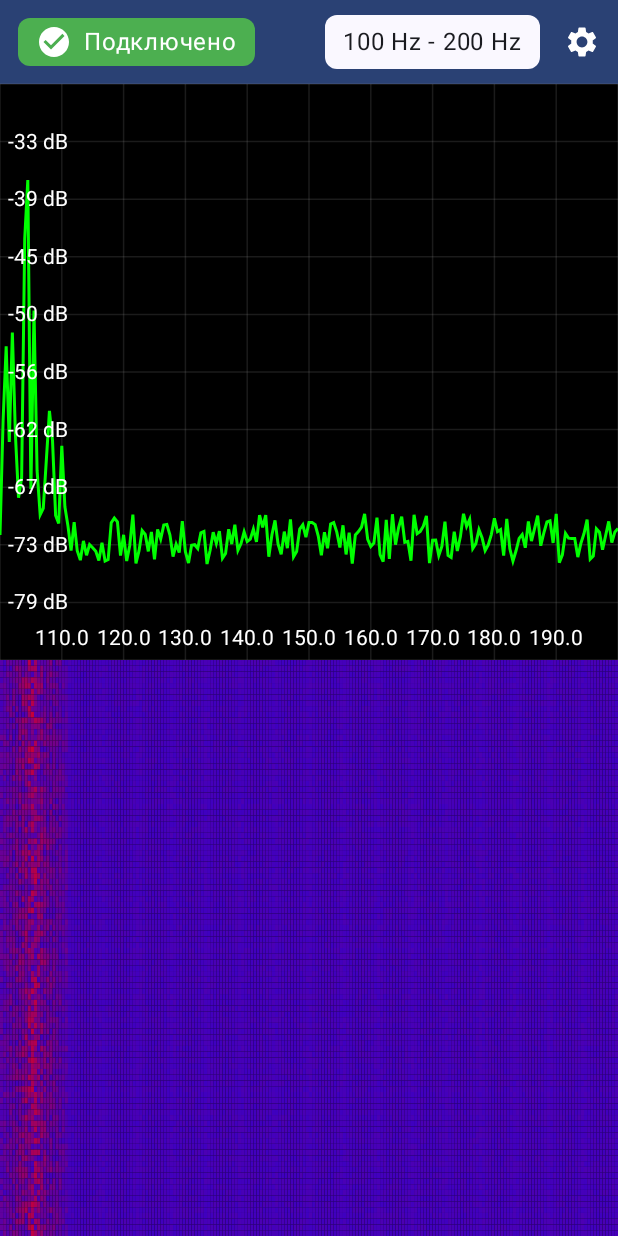
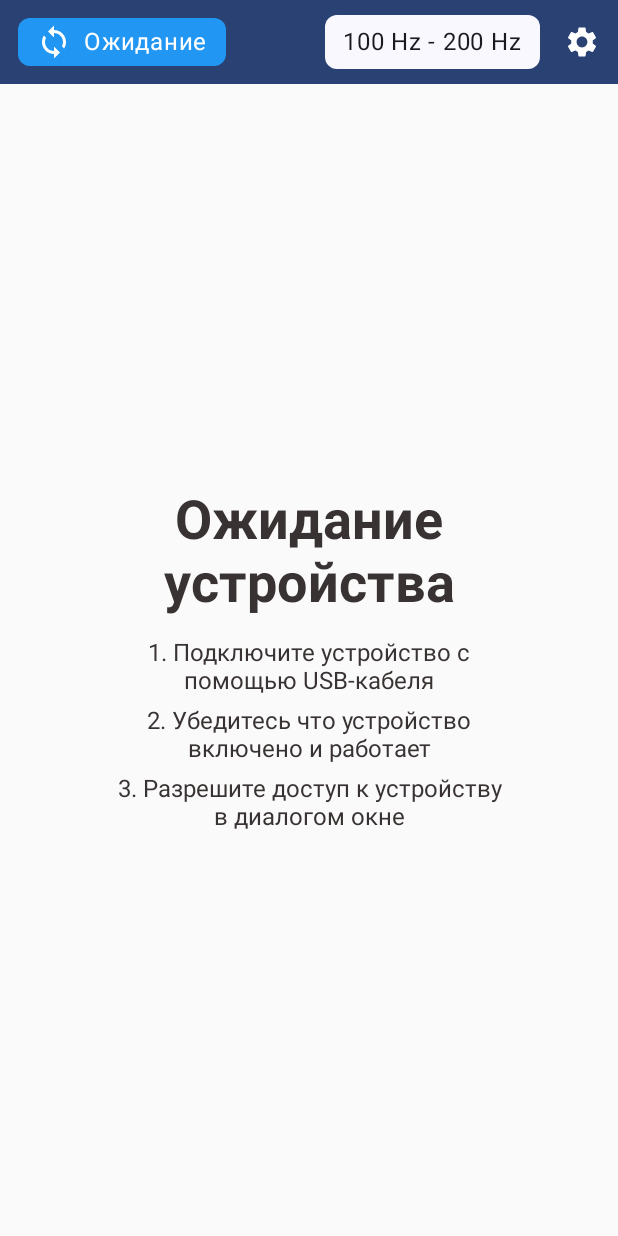
Before and after one commit to alien-agent/sdr-analyzer, an Android app built with Jetpack Compose: the screen it shows after launch (MainActivity), on a phone screen of 412 x 824 dp. Run offline under Robolectric (Android 15) with nearby library versions, the phone set to English and light mode, and no system bars.

Commit message:
- Базовый функционал подключения к устройству - Экран ожидания подключения - Отображение реальных статусов

```diff
--- a/app/src/main/java/com/example/sdr_analyzer/MainActivity.kt
+++ b/app/src/main/java/com/example/sdr_analyzer/MainActivity.kt
@@ -3,23 +3,20 @@ package com.example.sdr_analyzer
 import android.os.Bundle
 import androidx.activity.ComponentActivity
 import androidx.activity.compose.setContent
-import androidx.compose.foundation.layout.fillMaxSize
-import androidx.compose.material3.*
-import androidx.compose.ui.Modifier
+import com.example.sdr_analyzer.manager.DeviceManager
 import com.example.sdr_analyzer.ui.screens.MainScreen
 import com.example.sdr_analyzer.ui.theme.SdranalyzerTheme
 
 class MainActivity : ComponentActivity() {
+    private lateinit var deviceManager: DeviceManager
+
     override fun onCreate(savedInstanceState: Bundle?) {
         super.onCreate(savedInstanceState)
+        val deviceManager = DeviceManager(applicationContext)
+
         setContent {
             SdranalyzerTheme {
-                Surface(
-                    modifier = Modifier.fillMaxSize(),
-                    color = MaterialTheme.colorScheme.background
-                ) {
-                    MainScreen()
-                }
+                MainScreen(deviceManager = deviceManager)
             }
         }
     }
--- /dev/null
+++ b/app/src/main/java/com/example/sdr_analyzer/manager/DeviceManager.kt
@@ -0,0 +1,102 @@
+package com.example.sdr_analyzer.manager
+
+import android.app.PendingIntent
+import android.content.BroadcastReceiver
+import android.content.Context
+import android.content.Intent
+import android.hardware.usb.UsbDevice
+import android.hardware.usb.UsbDeviceConnection
+import android.hardware.usb.UsbManager
+import android.util.Log
+import androidx.compose.runtime.getValue
+import androidx.compose.runtime.mutableStateOf
+import androidx.compose.runtime.setValue
+import com.example.sdr_analyzer.devices.ArinstSSA
+import com.example.sdr_analyzer.devices.IDevice
+import kotlinx.coroutines.*
+
+const val LOGGER_TAG = "DeviceManager"
+const val ACTION_USB_PERMISSION = "com.example.sdr_analyzer.USB_PERMISSION"
+
+enum class ConnectionState {
+    Waiting,
+    Connecting,
+    Failed,
+    Connected,
+}
+
+class DeviceManager(private val context: Context) {
+    private var usbManager: UsbManager = context.getSystemService(Context.USB_SERVICE) as UsbManager
+    var connectionStatus by mutableStateOf(ConnectionState.Waiting)
+        private set
+    var connectedDevice: IDevice? = null
+        private set
+    val isConnected: Boolean
+        get() = connectedDevice != null
+
+    private val scope = CoroutineScope(Dispatchers.IO + SupervisorJob())
+    private val usbReceiver = object : BroadcastReceiver() {
+        override fun onReceive(context: Context, intent: Intent) {
+            val action = intent.action
+            if (ACTION_USB_PERMISSION == action) {
+                synchronized(this) {
+                    val device = intent.getParcelableExtra<UsbDevice>(UsbManager.EXTRA_DEVICE)
+                    if (intent.getBooleanExtra(UsbManager.EXTRA_PERMISSION_GRANTED, false)) {
+                        device?.let {
+                            Log.d(LOGGER_TAG, "Permission granted for device ${device.deviceName}")
+                            detectAndConnect()
+                        }
+                    } else {
+                        Log.d(LOGGER_TAG, "Permission denied for device ${device?.deviceName}")
+                        connectionStatus = ConnectionState.Failed
+                    }
+                }
+            }
+        }
+    }
+
+    init {
+        scope.launch {
+            while (true) {
+                if (!isConnected) {
+                    detectAndConnect()
+                }
+                delay(3000)
+            }
+        }
+    }
+
+    private fun detectAndConnect() {
+        val device = usbManager.deviceList?.values?.firstOrNull() ?: return
+
+        if (!usbManager.hasPermission(device)) {
+            Log.d(LOGGER_TAG, "Permission missing, requesting...")
+            usbManager.requestPermission(
+                device, PendingIntent.getBroadcast(
+                    context, 0, Intent(ACTION_USB_PERMISSION), PendingIntent.FLAG_IMMUTABLE
+                )
+            )
+            connectionStatus = ConnectionState.Connecting
+            return
+        }
+
+        val connection: UsbDeviceConnection
+        connectionStatus = ConnectionState.Connecting
+        try {
+            connection = usbManager.openDevice(device)
+        } catch (_: Exception) {
+            connectionStatus = ConnectionState.Failed
+            return
+        }
+
+        if (device.vendorId == 1155 && device.deviceId == 1002) {
+            connectedDevice = ArinstSSA(connection)
+        } else {
+            Log.d(LOGGER_TAG, "Unsupported device (${device.vendorId},${device.deviceId})")
+            connectionStatus = ConnectionState.Failed
+            return
+        }
+
+        connectionStatus = ConnectionState.Connected
+    }
+}
--- a/app/src/main/java/com/example/sdr_analyzer/ui/components/ConnectionStatus.kt
+++ b/app/src/main/java/com/example/sdr_analyzer/ui/components/ConnectionStatus.kt
@@ -18,13 +18,10 @@ import androidx.compose.ui.draw.alpha
 import androidx.compose.ui.graphics.Color
 import androidx.compose.ui.unit.dp
 import androidx.compose.ui.unit.sp
-
-enum class ConnectionState {
-    Connected, Disconnected, Connecting
-}
+import com.example.sdr_analyzer.manager.ConnectionState
 
 @Composable
-fun ConnectionStatus(state: ConnectionState, modifier: Modifier = Modifier) {
+fun ConnectionStatus(state: ConnectionState, deviceName: String?, modifier: Modifier = Modifier) {
     val transition = rememberInfiniteTransition()
 
     val alpha by transition.animateFloat(
@@ -42,8 +39,9 @@ fun ConnectionStatus(state: ConnectionState, modifier: Modifier = Modifier) {
             .background(
                 color = when (state) {
                     ConnectionState.Connected -> Color(0xFF4CAF50)
-                    ConnectionState.Disconnected -> Color(0xFFF44336)
                     ConnectionState.Connecting -> Color(0xFFFFC107)
+                    ConnectionState.Waiting -> Color(0xFF2196F3)
+                    ConnectionState.Failed -> Color(0xFFF44336)
                 },
                 shape = MaterialTheme.shapes.small
             )
@@ -54,23 +52,21 @@ fun ConnectionStatus(state: ConnectionState, modifier: Modifier = Modifier) {
         Icon(
             imageVector = when (state) {
                 ConnectionState.Connected -> Icons.Filled.CheckCircle
-                ConnectionState.Disconnected -> Icons.Filled.Error
+                ConnectionState.Failed -> Icons.Filled.Error
                 ConnectionState.Connecting -> Icons.Filled.Sync
+                ConnectionState.Waiting -> Icons.Filled.Sync
             },
-            contentDescription = when (state) {
-                ConnectionState.Connected -> "Connected"
-                ConnectionState.Disconnected -> "Disconnected"
-                ConnectionState.Connecting -> "Connecting"
-            },
+            contentDescription = "Статус",
             tint = Color.White,
             modifier = if (state == ConnectionState.Connecting) Modifier.alpha(alpha) else Modifier
         )
         Spacer(modifier = Modifier.width(8.dp))
         Text(
             text = when (state) {
-                ConnectionState.Connected -> "Подключено"
-                ConnectionState.Disconnected -> "Отключено"
+                ConnectionState.Connected -> deviceName ?: "Подключено"
                 ConnectionState.Connecting -> "Подключение"
+                ConnectionState.Waiting -> "Ожидание"
+                ConnectionState.Failed -> "Ошибка"
             },
             color = Color.White,
             fontSize = 16.sp
--- a/app/src/main/java/com/example/sdr_analyzer/ui/components/NavigationBar.kt
+++ b/app/src/main/java/com/example/sdr_analyzer/ui/components/NavigationBar.kt
@@ -16,12 +16,14 @@ import androidx.compose.ui.graphics.Color
 import androidx.compose.ui.unit.Dp
 import androidx.compose.ui.unit.dp
 import androidx.compose.ui.unit.sp
+import com.example.sdr_analyzer.manager.ConnectionState
 
 @Composable
 fun NavigationBar(
     modifier: Modifier = Modifier,
     onSettingsClick: () -> Unit,
     connectionState: ConnectionState,
+    deviceName: String?,
     startFrequency: Float,
     endFrequency: Float
 ) {
@@ -33,7 +35,7 @@ fun NavigationBar(
         verticalAlignment = Alignment.CenterVertically,
         horizontalArrangement = Arrangement.SpaceBetween
     ) {
-        ConnectionStatus(state = connectionState, modifier = Modifier.padding(start = 4.dp))
+        ConnectionStatus(state = connectionState, deviceName = deviceName, modifier = Modifier.padding(start = 4.dp))
 
         Spacer(modifier = Modifier.weight(1f))
 
--- a/app/src/main/java/com/example/sdr_analyzer/ui/components/SignalStrengthGraph.kt
+++ b/app/src/main/java/com/example/sdr_analyzer/ui/components/SignalStrengthGraph.kt
@@ -4,6 +4,7 @@ import android.util.Log
 import androidx.compose.foundation.Canvas
 import androidx.compose.foundation.background
 import androidx.compose.foundation.gestures.Orientation
+import androidx.compose.foundation.gestures.detectTransformGestures
 import androidx.compose.foundation.gestures.rememberScrollableState
 import androidx.compose.foundation.gestures.scrollable
 import androidx.compose.foundation.layout.fillMaxSize
@@ -16,6 +17,7 @@ import androidx.compose.ui.graphics.PaintingStyle
 import androidx.compose.ui.graphics.Path
 import androidx.compose.ui.graphics.drawscope.drawIntoCanvas
 import androidx.compose.ui.graphics.nativeCanvas
+import androidx.compose.ui.input.pointer.pointerInput
 import androidx.compose.ui.unit.dp
 import androidx.compose.ui.unit.sp
 import com.example.sdr_analyzer.data.model.SDRSettings
@@ -28,7 +30,7 @@ fun SignalStrengthGraph(
     modifier: Modifier = Modifier
 ) {
     val scrollState = rememberScrollableState { delta ->
-        settings.centerFrequency = settings.centerFrequency - delta / 100
+        settings.centerFrequency = settings.centerFrequency - delta / 25
         delta
     }
 
--- a/app/src/main/java/com/example/sdr_analyzer/ui/screens/MainScreen.kt
+++ b/app/src/main/java/com/example/sdr_analyzer/ui/screens/MainScreen.kt
@@ -1,19 +1,28 @@
 package com.example.sdr_analyzer.ui.screens
 
 import androidx.compose.foundation.layout.*
+import androidx.compose.material3.*
 import androidx.compose.runtime.*
+import androidx.compose.ui.Alignment
 import androidx.compose.ui.Modifier
+import androidx.compose.ui.graphics.Color
+import androidx.compose.ui.text.TextStyle
+import androidx.compose.ui.text.font.FontFamily
+import androidx.compose.ui.text.font.FontWeight
+import androidx.compose.ui.text.style.TextAlign
 import androidx.compose.ui.unit.dp
+import androidx.compose.ui.unit.sp
 import com.example.sdr_analyzer.data.model.SDRSettings
 import com.example.sdr_analyzer.data.model.SignalData
+import com.example.sdr_analyzer.manager.DeviceManager
 import com.example.sdr_analyzer.ui.components.*
 import kotlinx.coroutines.delay
 import kotlin.math.pow
 import kotlin.random.Random
 
 @Composable
-fun MainScreen() {
-    var connectionState by remember { mutableStateOf(ConnectionState.Connecting) }
+fun MainScreen(deviceManager: DeviceManager) {
+    val manager by remember { mutableStateOf(deviceManager) }
 
     var sampleData by remember { mutableStateOf(generateSampleData()) }
     var waterfallData by remember { mutableStateOf(generateWaterfallData(100)) }
@@ -32,7 +41,7 @@ fun MainScreen() {
                 generateSampleData(
                     sdrSettings.startFrequency,
                     sdrSettings.endFrequency,
-                    sdrSettings.frequencyRange / 200
+                    sdrSettings.frequencyRange / 100
                 )  // Обновляем данные 20 раз в секунду
             waterfallData = waterfallData.toMutableList().apply {
                 removeAt(0)
@@ -40,7 +49,7 @@ fun MainScreen() {
                     generateSampleData(
                         sdrSettings.startFrequency,
                         sdrSettings.endFrequency,
-                        sdrSettings.frequencyRange / 200
+                        sdrSettings.frequencyRange / 100
                     )
                 )
             }
@@ -53,10 +62,15 @@ fun MainScreen() {
     ) {
         NavigationBar(
             onSettingsClick = { /* TODO: Navigate to settings screen */ },
-            connectionState = connectionState,
+            connectionState = manager.connectionStatus,
+            deviceName = manager.connectedDevice?.deviceName,
             startFrequency = sdrSettings.startFrequency,
             endFrequency = sdrSettings.endFrequency
         )
+
+        if (manager.connectedDevice == null) {
+            WaitingForDevice()
+        } else {
             SignalStrengthGraph(
                 data = sampleData,
                 settings = sdrSettings,
@@ -64,15 +78,59 @@ fun MainScreen() {
             )
             WaterfallPlot(data = waterfallData, modifier = Modifier.weight(1f))
         }
+    }
+}
 
-    LaunchedEffect(Unit) {
-        while (true) {
-            delay(2000)
-            connectionState = when (connectionState) {
-                ConnectionState.Connecting -> ConnectionState.Connected
-                ConnectionState.Connected -> ConnectionState.Disconnected
-                ConnectionState.Disconnected -> ConnectionState.Connecting
-            }
+@Composable
+fun WaitingForDevice() {
+    val textColor = Color(0xFF383232)
+    val titleTextStyle = TextStyle(
+        fontSize = 36.sp,
+        color = textColor,
+        fontWeight = FontWeight.Bold,
+        fontFamily = FontFamily.SansSerif
+    )
+    val instructionTextStyle = TextStyle(
+        fontSize = 16.sp,
+        color = textColor,
+        fontWeight = FontWeight.Normal,
+        fontFamily = FontFamily.SansSerif
+    )
+
+    Column(
+        modifier = Modifier
+            .fillMaxSize()
+            .padding(16.dp),
+        verticalArrangement = Arrangement.Center,
+        horizontalAlignment = Alignment.CenterHorizontally
+    ) {
+        Text(
+            text = "Ожидание\nустройства",
+            style = titleTextStyle,
+            textAlign = TextAlign.Center,
+            modifier = Modifier.padding(bottom = 16.dp)
+        )
+        Column (
+            modifier= Modifier.
+            fillMaxWidth(0.7f)
+        ){
+            Text(
+                text = "1. Подключите устройство с помощью USB-кабеля",
+                style = instructionTextStyle,
+                textAlign = TextAlign.Center
+            )
+            Spacer(modifier = Modifier.height(8.dp))
+            Text(
+                text = "2. Убедитесь что устройство включено и работает",
+                style = instructionTextStyle,
+                textAlign = TextAlign.Center
+            )
+            Spacer(modifier = Modifier.height(8.dp))
+            Text(
+                text = "3. Разрешите доступ к устройству в диалогом окне",
+                style = instructionTextStyle,
+                textAlign = TextAlign.Center
+            )
         }
     }
 }
@@ -111,7 +169,7 @@ fun generateSampleData(
         var signalStrength = -75 + Random.nextFloat() * 5
         val distanceFromCenter = Math.abs(frequency - centerFrequency)
         if (distanceFromCenter < bandwidth / 3) {
-            signalStrength += Random.nextFloat() * 100 * Math.exp(-distanceFromCenter.toDouble()/4)
+            signalStrength += Random.nextFloat() * 100 * Math.exp(-distanceFromCenter.toDouble() / 4)
                 .toFloat() / 2
             signalStrength = signalStrength.coerceAtMost(-10F)
         }
```
Also changed, not shown: app/src/main/java/com/example/sdr_analyzer/devices/ArinstSSA.kt (added, +26 -0 lines), app/src/main/java/com/example/sdr_analyzer/devices/IDevice.kt (added, +17 -0 lines). Lines whose indentation alone changed are shown as unchanged.
